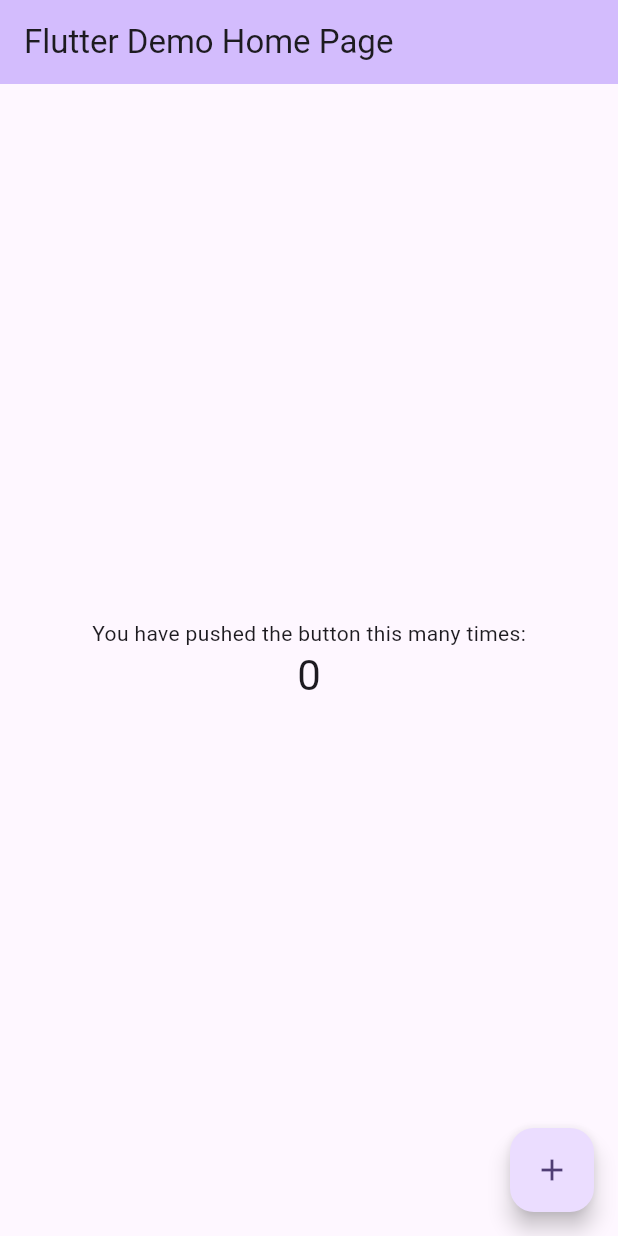
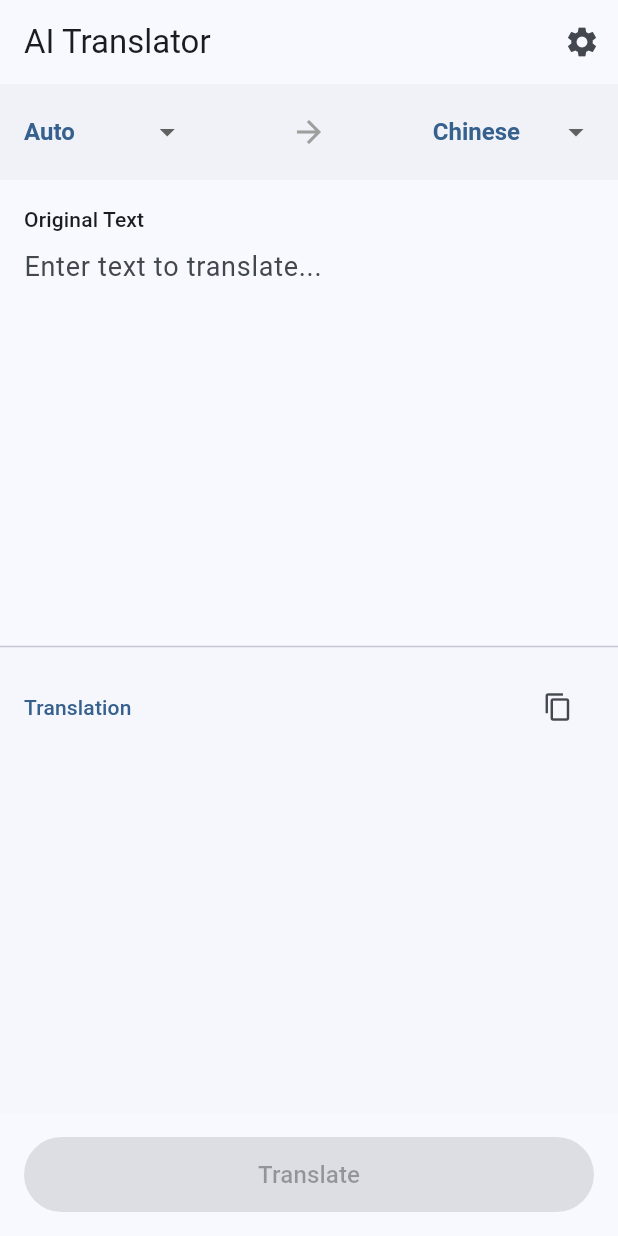
Before and after one commit to could-ai/019af9e7-7708-73aa-a90b-91f4bd9a3078, a Flutter app: the screen it shows after launch, on a phone screen of 412 x 824 dp. Run offline on Flutter 3.47's test engine with Material 3 defaults, Android fonts, the phone set to English and light mode, and no system bars; our stand-ins replace shared_preferences.

Commit message:
Added http and shared_preferences dependencies for API calls and local storage.; Updated main.dart to set up routing for TranslationPage and SettingsPage.; Created OpenAIService to handle API calls to OpenAI for translation.; Created SettingsPage to allow users to input and save their OpenAI API Key locally.; Created TranslationPage with UI for text input, language selection, and displaying results. Includes logic to call OpenAIService.

```diff
--- a/usr/lib/main.dart
+++ b/usr/lib/main.dart
@@ -1,4 +1,6 @@
 import 'package:flutter/material.dart';
+import 'screens/translation_page.dart';
+import 'screens/settings_page.dart';
 
 void main() {
   runApp(const MyApp());
@@ -7,117 +9,20 @@ void main() {
 class MyApp extends StatelessWidget {
   const MyApp({super.key});
 
-  // This widget is the root of your application.
   @override
   Widget build(BuildContext context) {
     return MaterialApp(
-      title: 'Flutter Demo',
+      title: 'AI Translator',
       debugShowCheckedModeBanner: false,
       theme: ThemeData(
-        // This is the theme of your application.
-        //
-        // TRY THIS: Try running your application with "flutter run". You'll see
-        // the application has a purple toolbar. Then, without quitting the app,
-        // try changing the seedColor in the colorScheme below to Colors.green
-        // and then invoke "hot reload" (save your changes or press the "hot
-        // reload" button in a Flutter-supported IDE, or press "r" if you used
-        // the command line to start the app).
-        //
-        // Notice that the counter didn't reset back to zero; the application
-        // state is not lost during the reload. To reset the state, use hot
-        // restart instead.
-        //
-        // This works for code too, not just values: Most code changes can be
-        // tested with just a hot reload.
-        colorScheme: ColorScheme.fromSeed(seedColor: Colors.deepPurple),
+        colorScheme: ColorScheme.fromSeed(seedColor: Colors.blue),
+        useMaterial3: true,
       ),
       initialRoute: '/',
       routes: {
-        '/': (context) => const MyHomePage(title: 'Flutter Demo Home Page'),
+        '/': (context) => const TranslationPage(),
+        '/settings': (context) => const SettingsPage(),
       },
     );
   }
 }
-
-class MyHomePage extends StatefulWidget {
-  const MyHomePage({super.key, required this.title});
-
-  // This widget is the home page of your application. It is stateful, meaning
-  // that it has a State object (defined below) that contains fields that affect
-  // how it looks.
-
-  // This class is the configuration for the state. It holds the values (in this
-  // case the title) provided by the parent (in this case the App widget) and
-  // used by the build method of the State. Fields in a Widget subclass are
-  // always marked "final".
-
-  final String title;
-
-  @override
-  State<MyHomePage> createState() => _MyHomePageState();
-}
-
-class _MyHomePageState extends State<MyHomePage> {
-  int _counter = 0;
-
-  void _incrementCounter() {
-    setState(() {
-      // This call to setState tells the Flutter framework that something has
-      // changed in this State, which causes it to rerun the build method below
-      // so that the display can reflect the updated values. If we changed
-      // _counter without calling setState(), then the build method would not be
-      // called again, and so nothing would appear to happen.
-      _counter++;
-    });
-  }
-
-  @override
-  Widget build(BuildContext context) {
-    // This method is rerun every time setState is called, for instance as done
-    // by the _incrementCounter method above.
-    //
-    // The Flutter framework has been optimized to make rerunning build methods
-    // fast, so that you can just rebuild anything that needs updating rather
-    // than having to individually change instances of widgets.
-    return Scaffold(
-      appBar: AppBar(
-        // TRY THIS: Try changing the color here to a specific color (to
-        // Colors.amber, perhaps?) and trigger a hot reload to see the AppBar
-        // change color while the other colors stay the same.
-        backgroundColor: Theme.of(context).colorScheme.inversePrimary,
-        // Here we take the value from the MyHomePage object that was created by
-        // the App.build method, and use it to set our appbar title.
-        title: Text(widget.title),
-      ),
-      body: Center(
-        // Center is a layout widget. It takes a single child and positions it
-        // in the middle of the parent.
-        child: Column(
-          // Column is also a layout widget. It takes a list of children and
-          // arranges them vertically. By default, it sizes itself to fit its
-          // children horizontally, and tries to be as tall as its parent.
-          //
-          // Column has various properties to control how it sizes itself and
-          // how it positions its children. Here we use mainAxisAlignment to
-          // center the children vertically; the main axis here is the vertical
-          // axis because Columns are vertical (the cross axis would be
-          // horizontal).
-          //
-          // TRY THIS: Invoke "debug painting" (choose the "Toggle Debug Paint"
-          // action in the IDE, or press "p" in the console), to see the
-          // wireframe for each widget.
-          mainAxisAlignment: MainAxisAlignment.center,
-          children: <Widget>[
-            const Text('You have pushed the button this many times:'),
-            Text('$_counter', style: Theme.of(context).textTheme.headlineMedium),
-          ],
-        ),
-      ),
-      floatingActionButton: FloatingActionButton(
-        onPressed: _incrementCounter,
-        tooltip: 'Increment',
-        child: const Icon(Icons.add),
-      ), // This trailing comma makes auto-formatting nicer for build methods.
-    );
-  }
-}
--- /dev/null
+++ b/usr/lib/screens/translation_page.dart
@@ -0,0 +1,258 @@
+import 'package:flutter/material.dart';
+import 'package:shared_preferences/shared_preferences.dart';
+import 'package:flutter/services.dart';
+import '../services/openai_service.dart';
+
+class TranslationPage extends StatefulWidget {
+  const TranslationPage({super.key});
+
+  @override
+  State<TranslationPage> createState() => _TranslationPageState();
+}
+
+class _TranslationPageState extends State<TranslationPage> {
+  final TextEditingController _inputController = TextEditingController();
+  final OpenAIService _openAIService = OpenAIService();
+
+  String _outputText = '';
+  bool _isLoading = false;
+  String _sourceLang = 'Auto';
+  String _targetLang = 'Chinese';
+
+  final List<String> _languages = [
+    'Auto',
+    'English',
+    'Chinese',
+    'Spanish',
+    'French',
+    'German',
+    'Japanese',
+    'Korean',
+    'Russian',
+    'Portuguese',
+    'Italian',
+  ];
+
+  // Exclude 'Auto' from target languages
+  List<String> get _targetLanguages => _languages.where((l) => l != 'Auto').toList();
+
+  Future<void> _handleTranslate() async {
+    if (_inputController.text.trim().isEmpty) return;
+
+    setState(() {
+      _isLoading = true;
+      _outputText = '';
+    });
+
+    try {
+      final prefs = await SharedPreferences.getInstance();
+      final apiKey = prefs.getString('openai_api_key') ?? '';
+
+      if (apiKey.isEmpty) {
+        if (mounted) {
+          _showApiKeyAlert();
+        }
+        setState(() => _isLoading = false);
+        return;
+      }
+
+      final result = await _openAIService.translate(
+        text: _inputController.text,
+        sourceLang: _sourceLang,
+        targetLang: _targetLang,
+        apiKey: apiKey,
+      );
+
+      setState(() {
+        _outputText = result;
+      });
+    } catch (e) {
+      setState(() {
+        _outputText = 'Error: ${e.toString().replaceAll("Exception: ", "")}';
+      });
+    } finally {
+      setState(() {
+        _isLoading = false;
+      });
+    }
+  }
+
+  void _showApiKeyAlert() {
+    showDialog(
+      context: context,
+      builder: (context) => AlertDialog(
+        title: const Text('API Key Missing'),
+        content: const Text('Please set your OpenAI API Key in Settings to use the translation feature.'),
+        actions: [
+          TextButton(
+            onPressed: () => Navigator.pop(context),
+            child: const Text('Cancel'),
+          ),
+          TextButton(
+            onPressed: () {
+              Navigator.pop(context);
+              Navigator.pushNamed(context, '/settings');
+            },
+            child: const Text('Go to Settings'),
+          ),
+        ],
+      ),
+    );
+  }
+
+  void _copyToClipboard(String text) {
+    if (text.isNotEmpty) {
+      Clipboard.setData(ClipboardData(text: text));
+      ScaffoldMessenger.of(context).showSnackBar(
+        const SnackBar(content: Text('Copied to clipboard')),
+      );
+    }
+  }
+
+  @override
+  Widget build(BuildContext context) {
+    return Scaffold(
+      appBar: AppBar(
+        title: const Text('AI Translator'),
+        actions: [
+          IconButton(
+            icon: const Icon(Icons.settings),
+            onPressed: () => Navigator.pushNamed(context, '/settings'),
+          ),
+        ],
+      ),
+      body: Column(
+        children: [
+          // Language Selection Bar
+          Container(
+            padding: const EdgeInsets.symmetric(horizontal: 16, vertical: 8),
+            color: Theme.of(context).colorScheme.surfaceContainerHighest.withOpacity(0.3),
+            child: Row(
+              mainAxisAlignment: MainAxisAlignment.spaceBetween,
+              children: [
+                _buildLanguageDropdown(_sourceLang, _languages, (val) {
+                  setState(() => _sourceLang = val!);
+                }),
+                const Icon(Icons.arrow_forward, color: Colors.grey),
+                _buildLanguageDropdown(_targetLang, _targetLanguages, (val) {
+                  setState(() => _targetLang = val!);
+                }),
+              ],
+            ),
+          ),
+
+          // Input Area
+          Expanded(
+            flex: 1,
+            child: Container(
+              padding: const EdgeInsets.all(16),
+              child: Column(
+                crossAxisAlignment: CrossAxisAlignment.start,
+                children: [
+                  Row(
+                    mainAxisAlignment: MainAxisAlignment.spaceBetween,
+                    children: [
+                      Text('Original Text', style: Theme.of(context).textTheme.labelLarge),
+                      if (_inputController.text.isNotEmpty)
+                        IconButton(
+                          icon: const Icon(Icons.close, size: 20),
+                          onPressed: () {
+                            _inputController.clear();
+                            setState(() {});
+                          },
+                        ),
+                    ],
+                  ),
+                  Expanded(
+                    child: TextField(
+                      controller: _inputController,
+                      maxLines: null,
+                      expands: true,
+                      decoration: const InputDecoration(
+                        hintText: 'Enter text to translate...',
+                        border: InputBorder.none,
+                      ),
+                      style: const TextStyle(fontSize: 18),
+                      onChanged: (val) => setState(() {}),
+                    ),
+                  ),
+                ],
+              ),
+            ),
+          ),
+
+          const Divider(height: 1),
+
+          // Output Area
+          Expanded(
+            flex: 1,
+            child: Container(
+              width: double.infinity,
+              padding: const EdgeInsets.all(16),
+              color: Theme.of(context).colorScheme.surfaceContainerHighest.withOpacity(0.1),
+              child: Column(
+                crossAxisAlignment: CrossAxisAlignment.start,
+                children: [
+                  Row(
+                    mainAxisAlignment: MainAxisAlignment.spaceBetween,
+                    children: [
+                      Text('Translation', style: Theme.of(context).textTheme.labelLarge?.copyWith(color: Theme.of(context).primaryColor)),
+                      IconButton(
+                        icon: const Icon(Icons.copy, size: 20),
+                        onPressed: () => _copyToClipboard(_outputText),
+                      ),
+                    ],
+                  ),
+                  const SizedBox(height: 8),
+                  Expanded(
+                    child: _isLoading
+                        ? const Center(child: CircularProgressIndicator())
+                        : SingleChildScrollView(
+                            child: Text(
+                              _outputText.isEmpty ? '' : _outputText,
+                              style: const TextStyle(fontSize: 18, fontWeight: FontWeight.w500),
+                            ),
+                          ),
+                  ),
+                ],
+              ),
+            ),
+          ),
+
+          // Translate Button
+          Padding(
+            padding: const EdgeInsets.all(16.0),
+            child: SizedBox(
+              width: double.infinity,
+              height: 50,
+              child: FilledButton(
+                onPressed: _inputController.text.isNotEmpty ? _handleTranslate : null,
+                child: const Text('Translate', style: TextStyle(fontSize: 16)),
+              ),
+            ),
+          ),
+        ],
+      ),
+    );
+  }
+
+  Widget _buildLanguageDropdown(String currentValue, List<String> items, ValueChanged<String?> onChanged) {
+    return DropdownButtonHideUnderline(
+      child: DropdownButton<String>(
+        value: currentValue,
+        items: items.map((String value) {
+          return DropdownMenuItem<String>(
+            value: value,
+            child: Text(value),
+          );
+        }).toList(),
+        onChanged: onChanged,
+        style: TextStyle(
+          color: Theme.of(context).colorScheme.primary,
+          fontWeight: FontWeight.bold,
+          fontSize: 16,
+        ),
+      ),
+    );
+  }
+}
--- a/usr/pubspec.yaml
+++ b/usr/pubspec.yaml
@@ -9,6 +9,8 @@ dependencies:
     sdk: flutter
   cupertino_icons: ^1.0.8
   supabase_flutter: ^2.9.1
+  http: ^1.2.0
+  shared_preferences: ^2.2.2
 
 dev_dependencies:
   flutter_test:
```
Also changed, not shown: usr/lib/screens/settings_page.dart (added, +91 -0 lines), usr/lib/services/openai_service.dart (added, +54 -0 lines).
